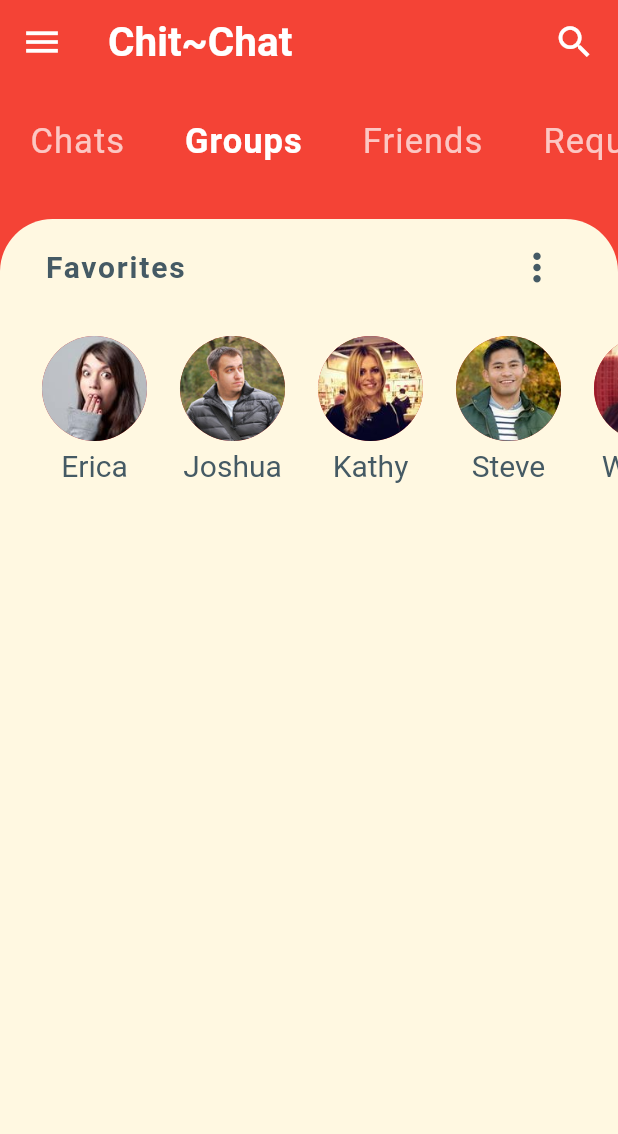
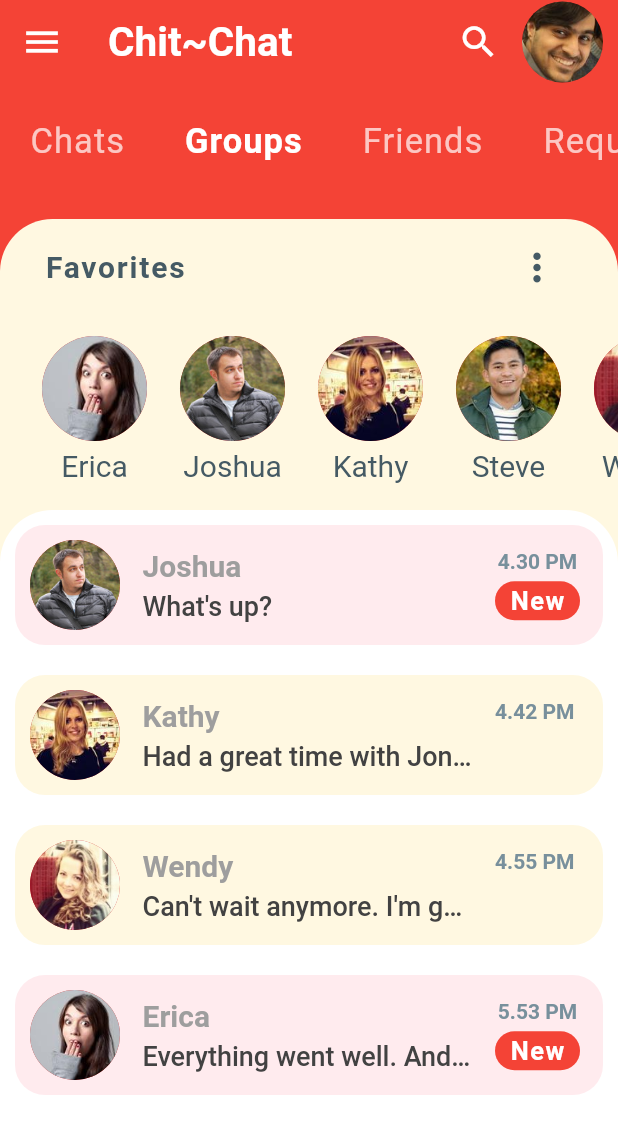
Before and after one commit to Saroopashree/Flutter-Chat-UI, a Flutter app: the screen it shows after launch, on a phone screen of 412 x 824 dp. Shown: the top 1134 px of the screen. Run offline on Flutter 3.47's test engine with Material 2 defaults, Android fonts, the phone set to English and light mode, and no system bars; Roboto replaces fonts that are missing (Monaco).

Commit message:
Include Chat List in home Screen

```diff
--- a/lib/models/message_model.dart
+++ b/lib/models/message_model.dart
@@ -73,7 +73,7 @@ List<Message> chats = [
   Message(
     sender: kathy,
     time: '4.42 PM',
-    text: 'Having a great time with Jonathan. You missed this!!!',
+    text: 'Had a great time with Jonathan. You missed it!!!',
     isLiked: true,
     unRead: false,
   ),
--- a/lib/screens/home_screen.dart
+++ b/lib/screens/home_screen.dart
@@ -1,3 +1,5 @@
+import 'package:chat_ui/models/message_model.dart';
+import 'package:chat_ui/widgets/chat_lists.dart';
 import 'package:chat_ui/widgets/favorite_contacts.dart';
 
 import '../widgets/category_selector.dart';
@@ -36,6 +38,10 @@ class _HomeScreenState extends State<HomeScreen> {
             iconSize: 28.0,
             padding: EdgeInsets.symmetric(horizontal: 15.0),
             onPressed: () {},
+          ),
+          Padding(
+            padding: const EdgeInsets.only(right: 10.0),
+            child: CircleAvatar(backgroundImage: AssetImage(currentUser.imageurl), radius: 27.0,),
           )
         ],
         elevation: 0.0,
@@ -43,7 +49,37 @@ class _HomeScreenState extends State<HomeScreen> {
       body: Column(
         children: <Widget>[
           CategorySelector(),
-          FavoriteContacts(),
+          Expanded(
+            child: Container(
+              decoration: BoxDecoration(
+                color: Theme.of(context).accentColor,
+                borderRadius: BorderRadius.only(
+                  topLeft: Radius.circular(35.0),
+                  topRight: Radius.circular(35.0),
+                ),
+              ),
+              height: 150.0,
+              child: Column(
+                children: <Widget>[
+                  FavoriteContacts(),
+                  SizedBox(height: 10.0,),
+                  Expanded(
+                    child: Container(
+                      decoration: BoxDecoration(
+                        color: Colors.white,
+                        borderRadius: BorderRadius.only(
+                          topLeft: Radius.circular(35.0),
+                          topRight: Radius.circular(35.0),
+                        ),
+                      ),
+                      height: 150.0,
+                      child: ChatList(),
+                    ),
+                  ),
+                ],
+              ),
+            ),
+          ),
         ],
       ),
     );
--- /dev/null
+++ b/lib/widgets/chat_lists.dart
@@ -0,0 +1,137 @@
+import 'package:flutter/material.dart';
+
+import '../models/message_model.dart';
+
+class ChatList extends StatefulWidget {
+  @override
+  _ChatListState createState() => _ChatListState();
+}
+
+class _ChatListState extends State<ChatList> {
+  @override
+  Widget build(BuildContext context) {
+    return ListView.builder(
+      itemCount: chats.length,
+      itemBuilder: (BuildContext context, int index) {
+        final Message chat = chats[index];
+
+        return Padding(
+          padding: const EdgeInsets.all(10.0),
+          child: Container(
+            decoration: BoxDecoration(
+              color: chat.unRead ? Colors.red[50] : Colors.amber[50],
+              borderRadius: BorderRadius.all(Radius.circular(20.0)),
+            ),
+            child: Padding(
+              padding: const EdgeInsets.all(10.0),
+              child: Row(
+//                mainAxisAlignment: MainAxisAlignment.spaceBetween,
+                children: <Widget>[
+                  CircleAvatar(
+                    backgroundImage: AssetImage(chat.sender.imageurl),
+                    radius: 30.0,
+                  ),
+                  SizedBox(width: 15.0),
+                  Column(
+                    crossAxisAlignment: CrossAxisAlignment.start,
+                    children: <Widget>[
+                      Text(
+                        chat.sender.name,
+                        style: TextStyle(
+                          color: Colors.grey,
+                          fontSize: 20.0,
+                          fontWeight: FontWeight.bold,
+                        ),
+                      ),
+                      SizedBox(height: 5.0),
+                      SizedBox(
+                        width: 220.0,
+                        child: Text(
+                          chat.text,
+                          style: TextStyle(
+                            color: Colors.grey[800],
+                            fontSize: 18.0,
+                            fontWeight: FontWeight.w500,
+                          ),
+                          overflow: TextOverflow.ellipsis,
+                        ),
+                      ),
+                    ],
+                  ),
+                  SizedBox(width: 15.0),
+                  Column(
+                    children: <Widget>[
+                      Text(
+                        chat.time,
+                        style: TextStyle(
+                          color: Colors.blueGrey[400],
+                          fontWeight: FontWeight.bold,
+                        ),
+                      ),
+                      SizedBox(
+                        height: 5.0,
+                      ),
+                      Container(
+                        decoration: BoxDecoration(
+                          color: chat.unRead ? Colors.red : null,
+                          borderRadius: BorderRadius.all(Radius.circular(15.0)),
+                        ),
+                        child: Padding(
+                          padding: const EdgeInsets.symmetric(
+                            vertical: 3.0,
+                            horizontal: 10.0,
+                          ),
+                          child: Text(
+                            chat.unRead ? 'New' : '',
+                            style: TextStyle(
+                              color: Colors.white,
+                              fontSize: 17.0,
+                              fontWeight: FontWeight.w600,
+                              letterSpacing: 1,
+                            ),
+                          ),
+                        ),
+                      ),
+                    ],
+                  )
+                ],
+              ),
+            ),
+          ),
+        );
+
+        /*return ListTile(
+          leading: CircleAvatar(
+            radius: 28.0,
+            backgroundImage: AssetImage(chat.sender.imageurl),
+          ),
+          title: Text(
+            '${chat.sender.name}',
+            style: TextStyle(
+              fontSize: 20.0,
+              fontWeight: FontWeight.bold,
+            ),
+          ),
+          subtitle: Text(
+            '${chat.text}',
+            style: TextStyle(
+              fontSize: 16.5,
+              color: Colors.grey[700],
+              fontWeight: FontWeight.w300,
+            ),
+            maxLines: 1,
+          ),
+          trailing: Text(
+            '${chat.time}',
+            style: TextStyle(
+              fontSize: 13.0,
+              color: Colors.grey,
+              fontWeight: FontWeight.bold,
+            ),
+          ),
+
+        );*/
+      },
+    );
+  }
+}
--- a/lib/widgets/favorite_contacts.dart
+++ b/lib/widgets/favorite_contacts.dart
@@ -9,17 +9,7 @@ class FavoriteContacts extends StatefulWidget {
 class _FavoriteContactsState extends State<FavoriteContacts> {
   @override
   Widget build(BuildContext context) {
-    return Expanded(
-      child: Container(
-        decoration: BoxDecoration(
-          color: Theme.of(context).accentColor,
-          borderRadius: BorderRadius.only(
-            topLeft: Radius.circular(35.0),
-            topRight: Radius.circular(35.0),
-          ),
-        ),
-        height: 150.0,
-        child: Column(
+    return Column(
       children: <Widget>[
         Padding(
           padding: const EdgeInsets.symmetric(
@@ -65,8 +55,7 @@ class _FavoriteContactsState extends State<FavoriteContacts> {
                       padding: const EdgeInsets.only(bottom: 5.0),
                       child: CircleAvatar(
                         radius: 35.0,
-                            backgroundImage:
-                                AssetImage(favorites[index].imageurl),
+                        backgroundImage: AssetImage(favorites[index].imageurl),
                       ),
                     ),
                     Text(
@@ -83,8 +72,6 @@ class _FavoriteContactsState extends State<FavoriteContacts> {
           ),
         )
       ],
-        ),
-      ),
     );
   }
 }
```
Lines whose indentation alone changed are shown as unchanged.
